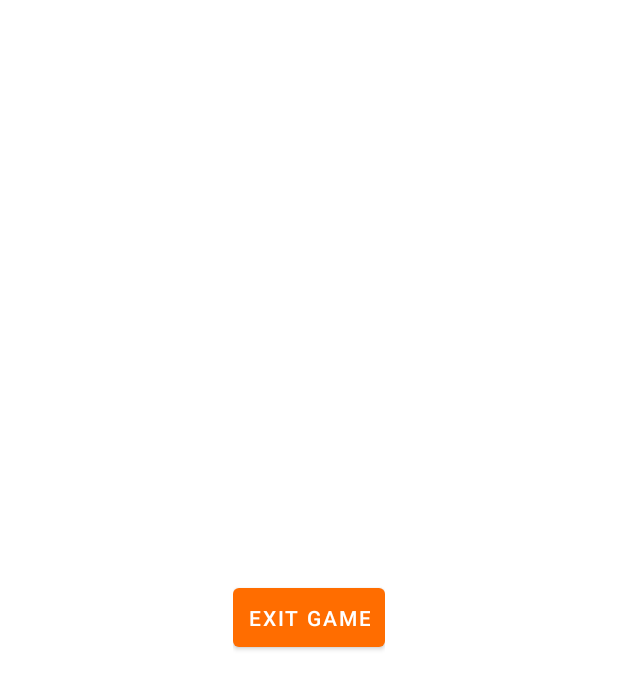
After one commit to press-f-for-respect/CodenamesPictures, an Android app: the layout fragment_game_end.xml on its own in the app's theme, with its tools: preview values and no code run, on a phone screen of 412 x 824 dp. The commit adds this screen. Shown: the top 689 px of the screen. Run offline under Robolectric (Android 15) with nearby library versions, the phone set to English and light mode, and no system bars.

Commit message:
Game End fragment added

```diff
--- a/app/src/main/res/layout/activity_game.xml
+++ b/app/src/main/res/layout/activity_game.xml
@@ -46,7 +46,7 @@
                 android:layout_width="wrap_content"
                 android:layout_height="wrap_content"
                 android:text="@string/seekbar_str"
-                android:textColor="@color/colorBlackk"
+                android:textColor="@color/colorBlack"
                 android:textStyle="bold"
                 android:layout_margin="5dp" />
             <org.adw.library.widgets.discreteseekbar.DiscreteSeekBar
--- a/app/src/main/res/layout/activity_main.xml
+++ b/app/src/main/res/layout/activity_main.xml
@@ -4,8 +4,7 @@
     xmlns:tools="http://schemas.android.com/tools"
     android:layout_width="match_parent"
     android:layout_height="match_parent"
-    tools:context=".MainActivity"
-    >
+    tools:context=".MainActivity">
 
     <FrameLayout
         android:layout_width="match_parent"
--- a/app/src/main/res/layout/card_layout.xml
+++ b/app/src/main/res/layout/card_layout.xml
@@ -12,7 +12,7 @@
         <ImageView
             android:layout_width="match_parent"
             android:layout_height="match_parent"
-            android:layout_margin="5dp"
+            android:layout_margin="1dp"
             android:scaleType="fitCenter"/>
 
 </com.google.android.material.card.MaterialCardView>
--- /dev/null
+++ b/app/src/main/res/layout/fragment_game_end.xml
@@ -0,0 +1,43 @@
+<?xml version="1.0" encoding="utf-8"?>
+<FrameLayout xmlns:android="http://schemas.android.com/apk/res/android"
+    xmlns:tools="http://schemas.android.com/tools"
+    android:layout_width="match_parent"
+    android:layout_height="match_parent"
+    xmlns:app="http://schemas.android.com/apk/res-auto"
+    tools:context=".GameEndFragment">
+
+    <TextView
+        android:id="@+id/winner_team"
+        android:layout_width="match_parent"
+        android:layout_height="wrap_content"
+        android:layout_marginTop="10dp"
+        android:gravity="center"
+        android:textSize="60sp" />
+
+    <LinearLayout
+        android:layout_height="wrap_content"
+        android:layout_width="wrap_content"
+        android:gravity="bottom"
+        android:orientation="vertical"
+        android:layout_gravity="center"
+        app:layout_constraintBottom_toBottomOf="parent"
+        app:layout_constraintEnd_toEndOf="parent"
+        app:layout_constraintStart_toStartOf="parent"
+        app:layout_constraintTop_toTopOf="parent"
+        app:layout_constraintVertical_bias="1.0"
+        app:layout_constraintVertical_weight="1"
+        android:weightSum="4">
+
+        <com.google.android.material.button.MaterialButton
+            android:id="@+id/exit"
+            android:layout_width="match_parent"
+            android:layout_height="wrap_content"
+            android:padding="10dp"
+            android:text="@string/exit_game"
+            app:iconGravity="start"
+            app:iconSize="30dp"
+            android:layout_weight="1"/>
+
+    </LinearLayout>
+
+</FrameLayout>
--- a/app/src/main/res/values/colors.xml
+++ b/app/src/main/res/values/colors.xml
@@ -5,10 +5,9 @@
     <color name="colorAccent">#D50000</color>
     <color name="colorBlue">#264786</color>
     <color name="colorRed">#A12C2E</color>
-    <color name="colorBlack">#505050</color>
     <color name="colorCream">#BAAC9C</color>
     <color name="Transparent">#00000000</color>
     <color name="colorWhite">#FFFFFFFF</color>
-    <color name="colorBlackk">#FF000000</color>
+    <color name="colorBlack">#FF000000</color>
     <color name="colorEndTurnButton">#906F6F6F</color>
 </resources>
--- a/app/src/main/res/values/strings.xml
+++ b/app/src/main/res/values/strings.xml
@@ -16,4 +16,6 @@
     <string name="discover">Discover</string>
     <string name="seekbar_str"> Number\nof cards:</string>
     <string name="spymaster_turn">Pass to spies</string>
+    <string name="exit_game">Exit Game</string>
+
 </resources>
```
Also changed, not shown: app/src/main/java/com/pressfforrespect/codenamespictures/FieldOperatorActivity.java (+33 -17 lines), app/src/main/java/com/pressfforrespect/codenamespictures/GameActivity.java (+11 -8 lines), app/src/main/java/com/pressfforrespect/codenamespictures/GameEndFragment.java (added, +60 -0 lines), app/src/main/java/com/pressfforrespect/codenamespictures/SpyMasterActivity.java (+29 -6 lines), app/src/main/java/com/pressfforrespect/codenamespictures/game/Board.java (+20 -1 lines).
